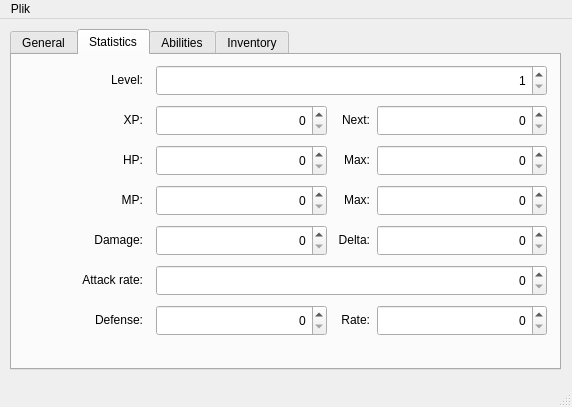
First picture: the form in forms/creatureeditor.ui, repository JakimPL/Roguelike, before the edit.
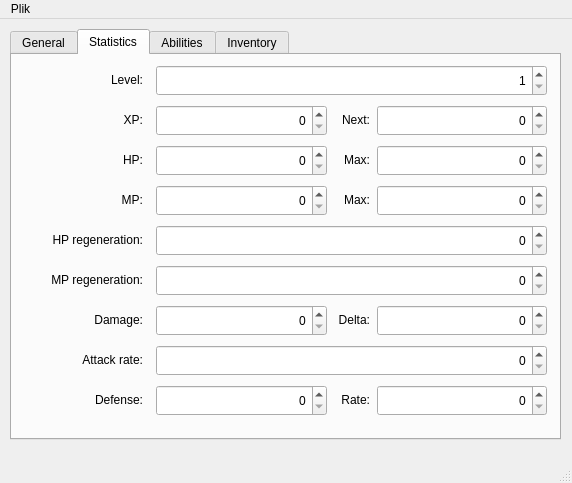
Second picture: the form after the edit. The open tabs and pages were chosen to show the change.

What changed in the file:
```diff
--- a/forms/creatureeditor.ui
+++ b/forms/creatureeditor.ui
@@ -7,7 +7,7 @@
     <x>0</x>
     <y>0</y>
     <width>572</width>
-    <height>407</height>
+    <height>483</height>
    </rect>
   </property>
   <property name="windowTitle">
@@ -20,7 +20,7 @@
       <x>10</x>
       <y>10</y>
       <width>551</width>
-      <height>341</height>
+      <height>411</height>
      </rect>
     </property>
     <property name="currentIndex">
@@ -319,7 +319,7 @@
       <property name="geometry">
        <rect>
         <x>0</x>
-        <y>170</y>
+        <y>250</y>
         <width>131</width>
         <height>30</height>
        </rect>
@@ -335,7 +335,7 @@
       <property name="geometry">
        <rect>
         <x>144</x>
-        <y>210</y>
+        <y>290</y>
         <width>391</width>
         <height>31</height>
        </rect>
@@ -373,7 +373,7 @@
       <property name="geometry">
        <rect>
         <x>144</x>
-        <y>250</y>
+        <y>330</y>
         <width>171</width>
         <height>31</height>
        </rect>
@@ -389,7 +389,7 @@
       <property name="geometry">
        <rect>
         <x>0</x>
-        <y>210</y>
+        <y>290</y>
         <width>131</width>
         <height>30</height>
        </rect>
@@ -440,7 +440,7 @@
       <property name="geometry">
        <rect>
         <x>365</x>
-        <y>170</y>
+        <y>250</y>
         <width>170</width>
         <height>31</height>
        </rect>
@@ -456,7 +456,7 @@
       <property name="geometry">
        <rect>
         <x>144</x>
-        <y>170</y>
+        <y>250</y>
         <width>171</width>
         <height>31</height>
        </rect>
@@ -552,7 +552,7 @@
       <property name="geometry">
        <rect>
         <x>365</x>
-        <y>250</y>
+        <y>330</y>
         <width>170</width>
         <height>31</height>
        </rect>
@@ -568,7 +568,7 @@
       <property name="geometry">
        <rect>
         <x>0</x>
-        <y>250</y>
+        <y>330</y>
         <width>131</width>
         <height>30</height>
        </rect>
@@ -584,7 +584,7 @@
       <property name="geometry">
        <rect>
         <x>317</x>
-        <y>250</y>
+        <y>330</y>
         <width>41</width>
         <height>30</height>
        </rect>
@@ -648,7 +648,7 @@
       <property name="geometry">
        <rect>
         <x>317</x>
-        <y>170</y>
+        <y>250</y>
         <width>41</width>
         <height>30</height>
        </rect>
@@ -660,6 +660,82 @@
        <set>Qt::AlignRight|Qt::AlignTrailing|Qt::AlignVCenter</set>
       </property>
      </widget>
+     <widget class="QSpinBox" name="hpRegenerationBox">
+      <property name="geometry">
+       <rect>
+        <x>144</x>
+        <y>170</y>
+        <width>391</width>
+        <height>31</height>
+       </rect>
+      </property>
+      <property name="alignment">
+       <set>Qt::AlignRight|Qt::AlignTrailing|Qt::AlignVCenter</set>
+      </property>
+      <property name="minimum">
+       <number>0</number>
+      </property>
+      <property name="maximum">
+       <number>999999999</number>
+      </property>
+      <property name="value">
+       <number>0</number>
+      </property>
+     </widget>
+     <widget class="QLabel" name="hpRegenerationLabel">
+      <property name="geometry">
+       <rect>
+        <x>0</x>
+        <y>170</y>
+        <width>131</width>
+        <height>30</height>
+       </rect>
+      </property>
+      <property name="text">
+       <string>HP regeneration:</string>
+      </property>
+      <property name="alignment">
+       <set>Qt::AlignRight|Qt::AlignTrailing|Qt::AlignVCenter</set>
+      </property>
+     </widget>
+     <widget class="QSpinBox" name="mpRegenerationBox">
+      <property name="geometry">
+       <rect>
+        <x>144</x>
+        <y>210</y>
+        <width>391</width>
+        <height>31</height>
+       </rect>
+      </property>
+      <property name="alignment">
+       <set>Qt::AlignRight|Qt::AlignTrailing|Qt::AlignVCenter</set>
+      </property>
+      <property name="minimum">
+       <number>0</number>
+      </property>
+      <property name="maximum">
+       <number>999999999</number>
+      </property>
+      <property name="value">
+       <number>0</number>
+      </property>
+     </widget>
+     <widget class="QLabel" name="mpRegenerationLabel">
+      <property name="geometry">
+       <rect>
+        <x>0</x>
+        <y>210</y>
+        <width>131</width>
+        <height>30</height>
+       </rect>
+      </property>
+      <property name="text">
+       <string>MP regeneration:</string>
+      </property>
+      <property name="alignment">
+       <set>Qt::AlignRight|Qt::AlignTrailing|Qt::AlignVCenter</set>
+      </property>
+     </widget>
     </widget>
     <widget class="QWidget" name="tabAbilities">
      <attribute name="title">
```
Left out of the diff: 48 changed lines with no effect on the pictures.
